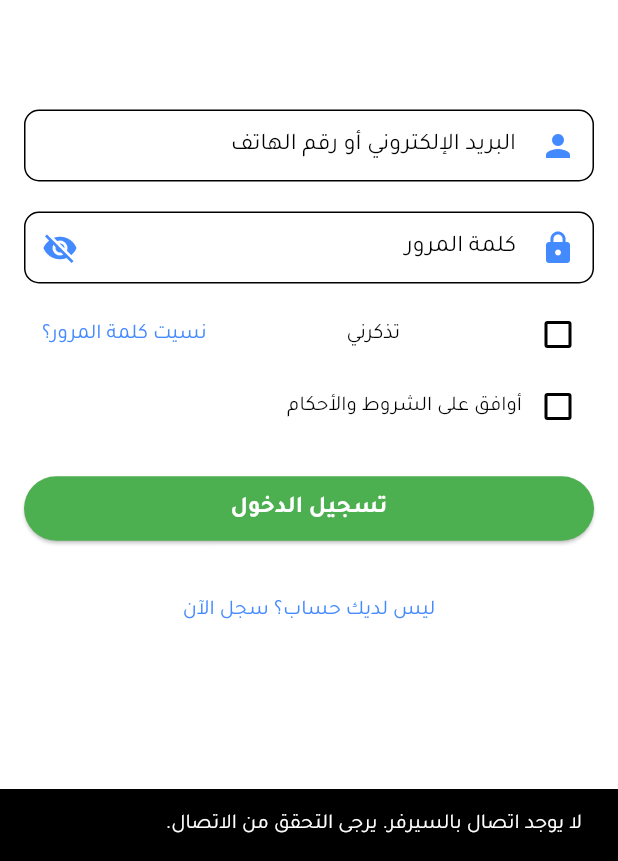
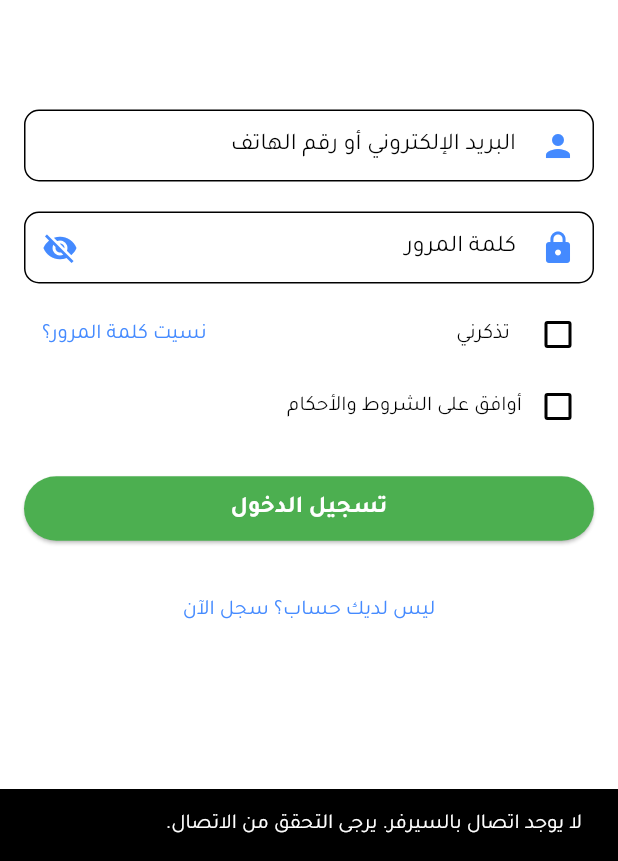
Before and after one commit to MansourZezo/health_care, a Flutter app: the LoginScreen screen opened by its route, after a tap on "تسجيل الدخول", on a phone screen of 412 x 824 dp, the part 375-1236 px from its top. Run offline on Flutter 3.47's test engine with Material 3 defaults, Android fonts, the light colour scheme and no system bars; our stand-ins replace bloc, connectivity_plus, dio, equatable, file_picker, fl_chart and 5 more; accounts and stored records are empty; network calls fail; project files that could hold a hidden picture were left out.

Commit message:
23/10 12:57 AM

```diff
--- a/lib/core/theme/app_theme.dart
+++ b/lib/core/theme/app_theme.dart
@@ -55,11 +55,11 @@ class AppTheme {
     ),
     elevatedButtonTheme: ElevatedButtonThemeData(
       style: ButtonStyle(
-        backgroundColor: MaterialStateProperty.all(submitButtonColor), // Green for submission button
-        padding: MaterialStateProperty.all(
+        backgroundColor: WidgetStateProperty.all(submitButtonColor), // Green for submission button
+        padding: WidgetStateProperty.all(
           const EdgeInsets.symmetric(vertical: 12),
         ),
-        textStyle: MaterialStateProperty.all(
+        textStyle: WidgetStateProperty.all(
           const TextStyle(
             fontFamily: 'Tajawal',
             fontSize: 16,
@@ -67,7 +67,7 @@ class AppTheme {
             color: Colors.white,
           ),
         ),
-        foregroundColor: MaterialStateProperty.all(Colors.white),
+        foregroundColor: WidgetStateProperty.all(Colors.white),
       ),
     ),
     colorScheme: const ColorScheme.light(
@@ -102,11 +102,11 @@ class AppTheme {
     ),
     elevatedButtonTheme: ElevatedButtonThemeData(
       style: ButtonStyle(
-        backgroundColor: MaterialStateProperty.all(submitButtonColor), // Green for submission button
-        padding: MaterialStateProperty.all(
+        backgroundColor: WidgetStateProperty.all(submitButtonColor), // Green for submission button
+        padding: WidgetStateProperty.all(
           const EdgeInsets.symmetric(vertical: 12),
         ),
-        textStyle: MaterialStateProperty.all(
+        textStyle: WidgetStateProperty.all(
           const TextStyle(
             fontFamily: 'Tajawal',
             fontSize: 16,
@@ -114,7 +114,7 @@ class AppTheme {
             color: Colors.white,
           ),
         ),
-        foregroundColor: MaterialStateProperty.all(Colors.white),
+        foregroundColor: WidgetStateProperty.all(Colors.white),
       ),
     ),
     // Custom colors for dark mode
--- a/lib/features/activity_management/presentation/activity_management_screen.dart
+++ b/lib/features/activity_management/presentation/activity_management_screen.dart
@@ -89,7 +89,7 @@ class ActivityManagementScreenState extends State<ActivityManagementScreen>
     showModalBottomSheet(
       context: context,
       builder: (context) {
-        return Container(
+        return SizedBox(
           height: 400,
           child: Column(
             crossAxisAlignment: CrossAxisAlignment.start,
--- a/lib/features/authentication/presentation/login_screen.dart
+++ b/lib/features/authentication/presentation/login_screen.dart
@@ -28,10 +28,21 @@ class LoginScreenState extends State<LoginScreen> {
   void initState() {
     super.initState();
     requestPermissions();
+    _loadRememberMeStatus();
   }
 
   Future<void> requestPermissions() async {
     await PermissionsUtil.requestPermissions();
+  }
+
+  Future<void> _loadRememberMeStatus() async {
+    // تحميل حالة "تذكرني" من SharedPreferences
+    bool? isRemembered = await _storageService.getRememberMe();
+
+    setState(() {
+      // ضبط الحالة الافتراضية إلى false إذا كانت null
+      _isRememberMeChecked = isRemembered ?? false;
+    });
   }
 
   @override
@@ -46,7 +57,6 @@ class LoginScreenState extends State<LoginScreen> {
         resizeToAvoidBottomInset: true,
         body: Stack(
           children: [
-            // التموجات في الجزء العلوي
             Positioned(
               top: isKeyboardVisible ? -50 : 0,
               left: 0,
@@ -58,7 +68,6 @@ class LoginScreenState extends State<LoginScreen> {
                 ),
               ),
             ),
-            // الشعار
             Positioned(
               top: isKeyboardVisible ? 30 : 100,
               left: 0,
@@ -77,12 +86,10 @@ class LoginScreenState extends State<LoginScreen> {
                 child: BlocListener<AuthCubit, AuthState>(
                   listener: (context, state) async {
                     if (state is AuthLoading) {
-                      // عرض مؤشر التحميل عند بدء عملية التسجيل/الدخول
                       setState(() {
                         _isLoading = true;
                       });
                     } else {
-                      // إخفاء مؤشر التحميل عند انتهاء العملية
                       setState(() {
                         _isLoading = false;
                       });
@@ -95,12 +102,16 @@ class LoginScreenState extends State<LoginScreen> {
                           authCubit.userName != null &&
                           authCubit.userEmail != null &&
                           authCubit.userRole != null) {
+                        // تخزين بيانات المستخدم
                         await _storageService.saveUserData(
                           authCubit.token!,
                           authCubit.userName!,
                           authCubit.userEmail!,
                           authCubit.userRole!,
+                          rememberMe:
+                              _isRememberMeChecked, // تمرير حالة "تذكرني"
                         );
+
                         Navigator.pushReplacementNamed(context, '/home');
                       } else {
                         _showSnackBar(
@@ -159,6 +170,8 @@ class LoginScreenState extends State<LoginScreen> {
           Row(
             mainAxisAlignment: MainAxisAlignment.spaceBetween,
             children: [
+              Row(
+                children: [
                   Checkbox(
                     value: _isRememberMeChecked,
                     onChanged: (value) {
@@ -169,10 +182,14 @@ class LoginScreenState extends State<LoginScreen> {
                     activeColor: AppTheme.defaultUserColor,
                     checkColor: Theme.of(context).colorScheme.onPrimary,
                   ),
+                  const SizedBox(width: 8), // تقليل المسافة
                   Text(
                     'تذكرني',
-                style:
-                    TextStyle(color: Theme.of(context).colorScheme.onSurface),
+                    style: TextStyle(
+                      color: Theme.of(context).colorScheme.onSurface,
+                    ),
+                  ),
+                ],
               ),
               TextButton(
                 onPressed: () {
@@ -272,43 +289,28 @@ class LoginScreenState extends State<LoginScreen> {
   void _login() async {
     NetworkService networkService = NetworkService();
 
-    // عرض مؤشر التحميل عند بدء الاتصال
     setState(() {
       _isLoading = true;
     });
-
-    // التحقق من الاتصال بالإنترنت
-// bool isConnected = await networkService.checkInternetConnection();
-// if (!isConnected) {
-//   _showSnackBar("لا يوجد اتصال بالإنترنت. يرجى التحقق من الاتصال بالشبكة.");
-    // إخفاء مؤشر التحميل في حالة فشل الاتصال
-    //setState(() {
-    // _isLoading = false;
-//   return;
-// }
 
     // التحقق من الاتصال بالسيرفر
     bool isServerConnected = await networkService.checkServerConnection();
     if (!isServerConnected) {
       _showSnackBar("لا يوجد اتصال بالسيرفر. يرجى التحقق من الاتصال.");
-      // إخفاء مؤشر التحميل في حالة فشل الاتصال
       setState(() {
         _isLoading = false;
       });
       return;
     }
 
-    // تحقق من صحة المدخلات
     final identifier = _emailController.text;
     final password = _passwordController.text;
 
     if (_isTermsAccepted && identifier.isNotEmpty && password.isNotEmpty) {
-      // هنا يبدأ الطلب فقط بعد التحقق من صحة المدخلات
       context.read<AuthCubit>().login(identifier, password);
     } else {
       _showSnackBar(
           'يرجى إدخال البريد الإلكتروني/رقم الهاتف وكلمة المرور والموافقة على الشروط.');
-      // إخفاء مؤشر التحميل في حالة وجود خطأ في المدخلات
       setState(() {
         _isLoading = false;
       });
```
Also changed, not shown: lib/core/services/storage_service.dart (+28 -2 lines), 6 other files. Lines whose indentation alone changed are shown as unchanged.
